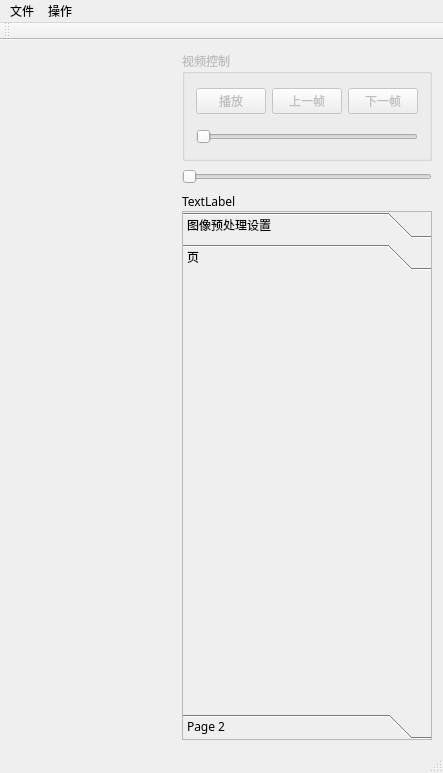
Qt form TSR/mainwin.ui (YuHao000/TSR) before a commit.
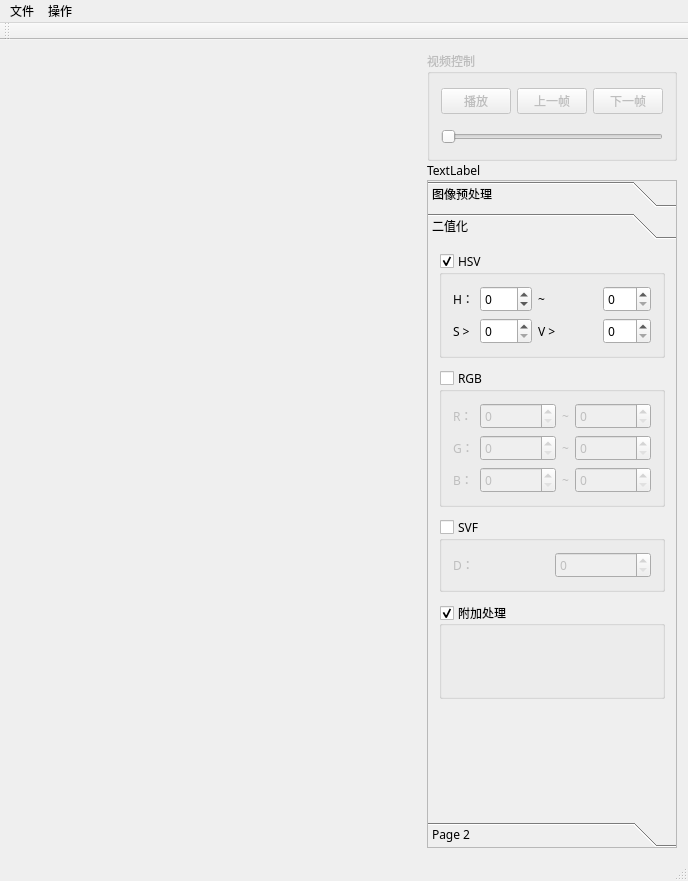
The same form after that commit. The open tabs and pages were chosen to show the change. Custom widgets are drawn as their Qt base class.

Patch:
```diff
--- a/TSR/mainwin.ui
+++ b/TSR/mainwin.ui
@@ -6,8 +6,8 @@
    <rect>
     <x>0</x>
     <y>0</y>
-    <width>443</width>
-    <height>773</height>
+    <width>688</width>
+    <height>881</height>
    </rect>
   </property>
   <property name="sizePolicy">
@@ -55,7 +55,7 @@
      </widget>
     </item>
     <item row="0" column="1">
-     <layout class="QVBoxLayout" name="verticalLayout" stretch="0,0,0,0">
+     <layout class="QVBoxLayout" name="verticalLayout" stretch="0,0,0">
       <property name="spacing">
        <number>1</number>
       </property>
@@ -142,43 +142,6 @@
         </layout>
        </widget>
       </item>
-      <item>
-       <widget class="QSlider" name="conScroll">
-        <property name="sizePolicy">
-         <sizepolicy hsizetype="Fixed" vsizetype="Fixed">
-          <horstretch>0</horstretch>
-          <verstretch>0</verstretch>
-         </sizepolicy>
-        </property>
-        <property name="minimumSize">
-         <size>
-          <width>250</width>
-          <height>30</height>
-         </size>
-        </property>
-        <property name="maximumSize">
-         <size>
-          <width>250</width>
-          <height>30</height>
-         </size>
-        </property>
-        <property name="minimum">
-         <number>1</number>
-        </property>
-        <property name="maximum">
-         <number>50</number>
-        </property>
-        <property name="singleStep">
-         <number>1</number>
-        </property>
-        <property name="value">
-         <number>1</number>
-        </property>
-        <property name="orientation">
-         <enum>Qt::Horizontal</enum>
-        </property>
-       </widget>
-      </item>
       <item>
        <widget class="QLabel" name="label">
         <property name="sizePolicy">
@@ -234,7 +197,7 @@
           </rect>
          </property>
          <attribute name="label">
-          <string>图像预处理设置</string>
+          <string>图像预处理</string>
          </attribute>
          <layout class="QVBoxLayout" name="verticalLayout_3">
           <property name="topMargin">
@@ -600,9 +563,363 @@
          </layout>
         </widget>
         <widget class="QWidget" name="page_3">
+         <property name="geometry">
+          <rect>
+           <x>0</x>
+           <y>0</y>
+           <width>248</width>
+           <height>553</height>
+          </rect>
+         </property>
+         <property name="toolTipDuration">
+          <number>1</number>
+         </property>
          <attribute name="label">
-          <string>页</string>
+          <string>二值化</string>
          </attribute>
+         <layout class="QGridLayout" name="gridLayout_2">
+          <property name="topMargin">
+           <number>7</number>
+          </property>
+          <property name="verticalSpacing">
+           <number>11</number>
+          </property>
+          <item row="1" column="0">
+           <widget class="QGroupBox" name="boxBinaryRGB">
+            <property name="enabled">
+             <bool>true</bool>
+            </property>
+            <property name="sizePolicy">
+             <sizepolicy hsizetype="Preferred" vsizetype="Fixed">
+              <horstretch>0</horstretch>
+              <verstretch>0</verstretch>
+             </sizepolicy>
+            </property>
+            <property name="title">
+             <string>RGB</string>
+            </property>
+            <property name="checkable">
+             <bool>true</bool>
+            </property>
+            <property name="checked">
+             <bool>false</bool>
+            </property>
+            <layout class="QGridLayout" name="gridLayout_4">
+             <item row="0" column="0">
+              <widget class="QLabel" name="label_12">
+               <property name="sizePolicy">
+                <sizepolicy hsizetype="Maximum" vsizetype="Preferred">
+                 <horstretch>0</horstretch>
+                 <verstretch>0</verstretch>
+                </sizepolicy>
+               </property>
+               <property name="text">
+                <string>R：</string>
+               </property>
+              </widget>
+             </item>
+             <item row="0" column="1">
+              <widget class="QSpinBox" name="edtBinaryRmin">
+               <property name="minimum">
+                <number>0</number>
+               </property>
+               <property name="maximum">
+                <number>255</number>
+               </property>
+              </widget>
+             </item>
+             <item row="0" column="2">
+              <widget class="QLabel" name="label_11">
+               <property name="sizePolicy">
+                <sizepolicy hsizetype="Fixed" vsizetype="Preferred">
+                 <horstretch>0</horstretch>
+                 <verstretch>0</verstretch>
+                </sizepolicy>
+               </property>
+               <property name="text">
+                <string>~</string>
+               </property>
+               <property name="alignment">
+                <set>Qt::AlignCenter</set>
+               </property>
+              </widget>
+             </item>
+             <item row="0" column="3">
+              <widget class="QSpinBox" name="edtBinaryRmax">
+               <property name="minimum">
+                <number>0</number>
+               </property>
+               <property name="maximum">
+                <number>255</number>
+               </property>
+              </widget>
+             </item>
+             <item row="1" column="0">
+              <widget class="QLabel" name="label_14">
+               <property name="sizePolicy">
+                <sizepolicy hsizetype="Maximum" vsizetype="Preferred">
+                 <horstretch>0</horstretch>
+                 <verstretch>0</verstretch>
+                </sizepolicy>
+               </property>
+               <property name="text">
+                <string>G：</string>
+               </property>
+              </widget>
+             </item>
+             <item row="1" column="1">
+              <widget class="QSpinBox" name="edtBinaryGmin">
+               <property name="minimum">
+                <number>0</number>
+               </property>
+               <property name="maximum">
+                <number>255</number>
+               </property>
+              </widget>
+             </item>
+             <item row="1" column="2">
+              <widget class="QLabel" name="label_13">
+               <property name="sizePolicy">
+                <sizepolicy hsizetype="Fixed" vsizetype="Preferred">
+                 <horstretch>0</horstretch>
+                 <verstretch>0</verstretch>
+                </sizepolicy>
+               </property>
+               <property name="text">
+                <string>~</string>
+               </property>
+               <property name="alignment">
+                <set>Qt::AlignCenter</set>
+               </property>
+              </widget>
+             </item>
+             <item row="1" column="3">
+              <widget class="QSpinBox" name="edtBinaryGmax">
+               <property name="minimum">
+                <number>0</number>
+               </property>
+               <property name="maximum">
+                <number>255</number>
+               </property>
+              </widget>
+             </item>
+             <item row="2" column="0">
+              <widget class="QLabel" name="label_16">
+               <property name="sizePolicy">
+                <sizepolicy hsizetype="Maximum" vsizetype="Preferred">
+                 <horstretch>0</horstretch>
+                 <verstretch>0</verstretch>
+                </sizepolicy>
+               </property>
+               <property name="text">
+                <string>B：</string>
+               </property>
+              </widget>
+             </item>
+             <item row="2" column="1">
+              <widget class="QSpinBox" name="edtBinaryBmin">
+               <property name="minimum">
+                <number>0</number>
+               </property>
+               <property name="maximum">
+                <number>255</number>
+               </property>
+              </widget>
+             </item>
+             <item row="2" column="2">
+              <widget class="QLabel" name="label_15">
+               <property name="sizePolicy">
+                <sizepolicy hsizetype="Fixed" vsizetype="Preferred">
+                 <horstretch>0</horstretch>
+                 <verstretch>0</verstretch>
+                </sizepolicy>
+               </property>
+               <property name="text">
+                <string>~</string>
+               </property>
+               <property name="alignment">
+                <set>Qt::AlignCenter</set>
+               </property>
+              </widget>
+             </item>
+             <item row="2" column="3">
+              <widget class="QSpinBox" name="edtBinaryBmax">
+               <property name="minimum">
+                <number>0</number>
+               </property>
+               <property name="maximum">
+                <number>255</number>
+               </property>
+              </widget>
+             </item>
+            </layout>
+           </widget>
+          </item>
+          <item row="4" column="0">
+           <widget class="QWidget" name="widget_2" native="true"/>
+          </item>
+          <item row="2" column="0">
+           <widget class="QGroupBox" name="boxBinarySVF">
+            <property name="enabled">
+             <bool>true</bool>
+            </property>
+            <property name="sizePolicy">
+             <sizepolicy hsizetype="Preferred" vsizetype="Fixed">
+              <horstretch>0</horstretch>
+              <verstretch>0</verstretch>
+             </sizepolicy>
+            </property>
+            <property name="title">
+             <string>SVF</string>
+            </property>
+            <property name="checkable">
+             <bool>true</bool>
+            </property>
+            <property name="checked">
+             <bool>false</bool>
+            </property>
+            <layout class="QGridLayout" name="gridLayout_5">
+             <item row="0" column="0">
+              <widget class="QLabel" name="label_17">
+               <property name="text">
+                <string>D：</string>
+               </property>
+              </widget>
+             </item>
+             <item row="0" column="1">
+              <widget class="QSpinBox" name="edtBinaryD">
+               <property name="minimum">
+                <number>0</number>
+               </property>
+               <property name="maximum">
+                <number>100</number>
+               </property>
+              </widget>
+             </item>
+            </layout>
+           </widget>
+          </item>
+          <item row="0" column="0">
+           <widget class="QGroupBox" name="boxBinaryHSV">
+            <property name="enabled">
+             <bool>true</bool>
+            </property>
+            <property name="sizePolicy">
+             <sizepolicy hsizetype="Preferred" vsizetype="Fixed">
+              <horstretch>0</horstretch>
+              <verstretch>0</verstretch>
+             </sizepolicy>
+            </property>
+            <property name="title">
+             <string>HSV</string>
+            </property>
+            <property name="checkable">
+             <bool>true</bool>
+            </property>
+            <property name="checked">
+             <bool>true</bool>
+            </property>
+            <layout class="QGridLayout" name="gridLayout_3">
+             <property name="bottomMargin">
+              <number>11</number>
+             </property>
+             <item row="0" column="0">
+              <widget class="QLabel" name="label_7">
+               <property name="sizePolicy">
+                <sizepolicy hsizetype="Maximum" vsizetype="Preferred">
+                 <horstretch>0</horstretch>
+                 <verstretch>0</verstretch>
+                </sizepolicy>
+               </property>
+               <property name="text">
+                <string>H：</string>
+               </property>
+              </widget>
+             </item>
+             <item row="0" column="1">
+              <widget class="QSpinBox" name="edtBinaryHmin">
+               <property name="minimum">
+                <number>-360</number>
+               </property>
+               <property name="maximum">
+                <number>360</number>
+               </property>
+              </widget>
+             </item>
+             <item row="1" column="0">
+              <widget class="QLabel" name="label_10">
+               <property name="text">
+                <string>S &gt; </string>
+               </property>
+              </widget>
+             </item>
+             <item row="1" column="1">
+              <widget class="QSpinBox" name="edtBinarySmin">
+               <property name="minimum">
+                <number>0</number>
+               </property>
+               <property name="maximum">
+                <number>255</number>
+               </property>
+              </widget>
+             </item>
+             <item row="1" column="2" colspan="2">
+              <widget class="QLabel" name="label_9">
+               <property name="text">
+                <string>V &gt; </string>
+               </property>
+              </widget>
+             </item>
+             <item row="1" column="4">
+              <widget class="QSpinBox" name="edtBinaryVmin">
+               <property name="minimum">
+                <number>0</number>
+               </property>
+               <property name="maximum">
+                <number>255</number>
+               </property>
+              </widget>
+             </item>
+             <item row="0" column="4">
+              <widget class="QSpinBox" name="edtBinaryHmax">
+               <property name="minimum">
+                <number>0</number>
+               </property>
+               <property name="maximum">
+                <number>360</number>
+               </property>
+              </widget>
+             </item>
+             <item row="0" column="2" colspan="2">
+              <widget class="QLabel" name="label_8">
+               <property name="sizePolicy">
+                <sizepolicy hsizetype="Fixed" vsizetype="Preferred">
+                 <horstretch>0</horstretch>
+                 <verstretch>0</verstretch>
+                </sizepolicy>
+               </property>
+               <property name="text">
+                <string>~</string>
+               </property>
+               <property name="alignment">
+                <set>Qt::AlignCenter</set>
+               </property>
+              </widget>
+             </item>
+            </layout>
+           </widget>
+          </item>
+          <item row="3" column="0">
+           <widget class="QGroupBox" name="groupBox">
+            <property name="title">
+             <string>附加处理</string>
+            </property>
+            <property name="checkable">
+             <bool>true</bool>
+            </property>
+           </widget>
+          </item>
+         </layout>
         </widget>
         <widget class="QWidget" name="page_2">
          <property name="geometry">
@@ -628,7 +945,7 @@
     <rect>
      <x>0</x>
      <y>0</y>
-     <width>443</width>
+     <width>688</width>
      <height>26</height>
     </rect>
    </property>
```
Left out of the diff: 150 changed lines with no effect on the pictures.
